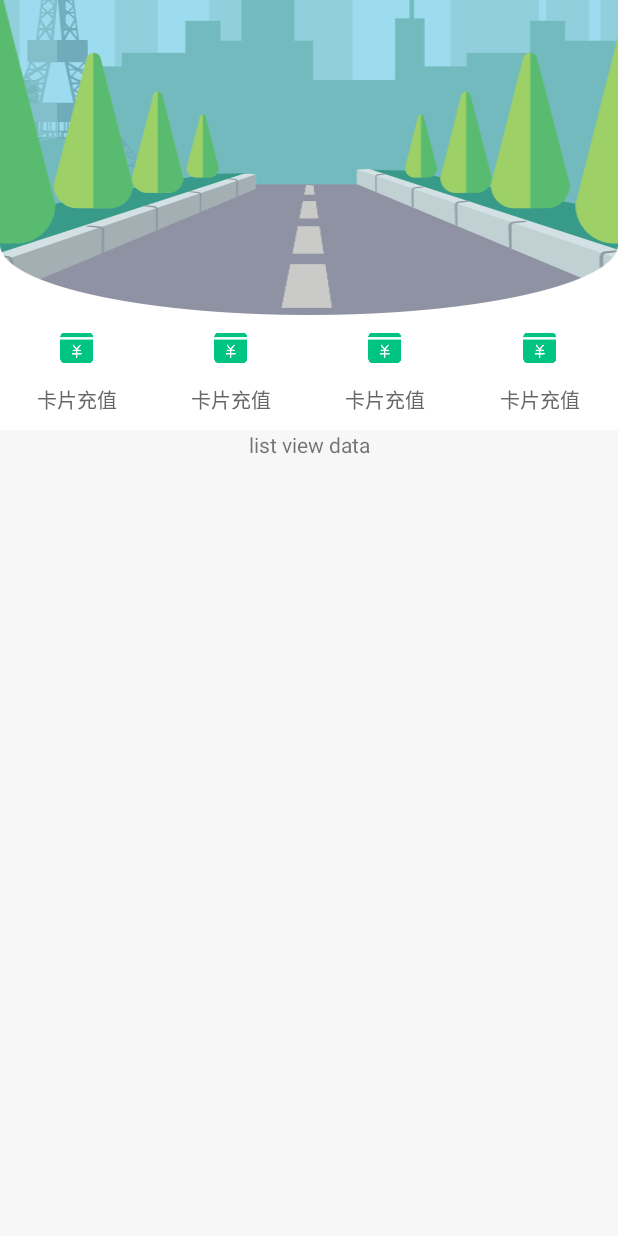
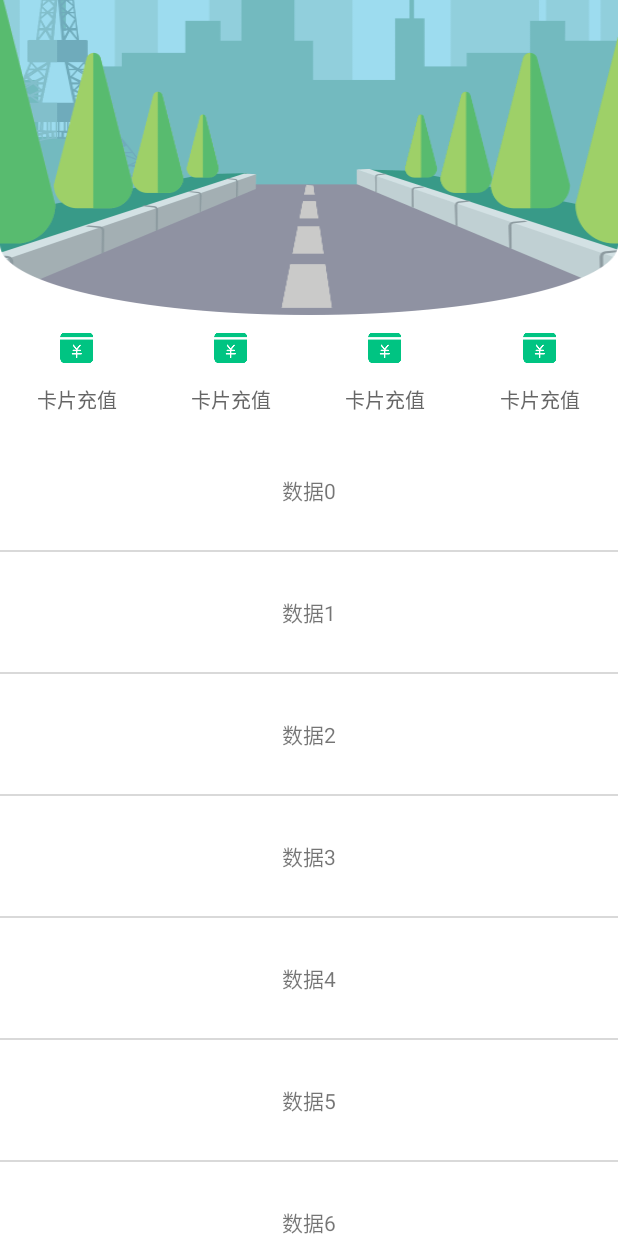
Before and after one commit to roseluo0215/ExpandStretchHomePage, an Android app: the screen it shows after launch (MainActivity), on a phone screen of 412 x 824 dp. Run offline under Robolectric (Android 15) with nearby library versions, the phone set to English and light mode, and no system bars.

Commit message:
首页list

```diff
--- a/app/src/main/java/com/lc/expand/stretch/InterceptNestedScrollView.java
+++ b/app/src/main/java/com/lc/expand/stretch/InterceptNestedScrollView.java
@@ -36,7 +36,7 @@ public class InterceptNestedScrollView extends NestedScrollView {
 
   @Override
   public boolean onInterceptTouchEvent(MotionEvent ev) {
-    return mIsExpanded && super.onInterceptTouchEvent(ev);// 如果展开就拦截，不展开不拦截 注意super.onInterceptTouchEvent(ev)必须加上否则展开时子类点击事件被拦截
+    return mIsExpanded ;// 如果展开就拦截，不展开不拦截 注意super.onInterceptTouchEvent(ev)必须加上否则展开时子类点击事件被拦截
 
   }
 
--- /dev/null
+++ b/app/src/main/java/com/lc/expand/stretch/ListData.java
@@ -0,0 +1,18 @@
+package com.lc.expand.stretch;
+
+/**
+ * Created by luocheng on 18/6/17.
+ */
+
+public class ListData {
+
+  private String title;
+
+  public String getTitle() {
+    return title;
+  }
+
+  public void setTitle(String title) {
+    this.title = title;
+  }
+}
--- a/app/src/main/java/com/lc/expand/stretch/MainActivity.java
+++ b/app/src/main/java/com/lc/expand/stretch/MainActivity.java
@@ -1,6 +1,7 @@
 package com.lc.expand.stretch;
 
 import android.os.Bundle;
+import android.os.Handler;
 import android.support.design.widget.AppBarLayout;
 import android.support.v7.app.AppCompatActivity;
 import android.support.v7.widget.Toolbar;
@@ -9,6 +10,9 @@ import android.view.View;
 import android.widget.FrameLayout;
 import android.widget.LinearLayout;
 import android.widget.TextView;
+
+import java.util.ArrayList;
+import java.util.List;
 
 public class MainActivity extends AppCompatActivity {
 
@@ -23,7 +27,9 @@ public class MainActivity extends AppCompatActivity {
   private TextView mCardRecharge2;
   private TextView mCardRecharge3;
   private TextView mCardRecharge4;
-
+  private SwipePullDownRefresh mNewsPageList;
+  private NewsListAdapter mAdapter;
+  private List<ListData> mData;
 
   @Override
   protected void onCreate(Bundle savedInstanceState) {
@@ -39,8 +45,19 @@ public class MainActivity extends AppCompatActivity {
     mCardRecharge2 = findViewById(R.id.tv_card_recharge2);
     mCardRecharge3 = findViewById(R.id.tv_card_recharge3);
     mCardRecharge4 = findViewById(R.id.tv_card_recharge4);
+    mNewsPageList = findViewById(R.id.news_page_list);
+    mAdapter = new NewsListAdapter(this);
+    setListener();
+    ArrayList<ListData> list = new ArrayList<>();
+    for (int i = 0; i < 10; i++) {
+      ListData data = new ListData();
+      data.setTitle("数据" + i);
+      list.add(data);
+    }
+    mData = list;
+    mAdapter.setData(mData);
+    mNewsPageList.setAdapter(mAdapter);
 
-    setListener();
   }
 
 
@@ -88,6 +105,35 @@ public class MainActivity extends AppCompatActivity {
         mAppBarLayout.setExpanded(true);// 向下展开
       }
     });
+
+
+    mNewsPageList.setRefreshListener(new SwipePullDownRefresh.IRefreshListener() {
+      @Override
+      public void onPullDownToRefresh() {
+        mNewsPageList.setRefreshing(false);
+      }
+
+      @Override
+      public void onPullUpToRefresh() {
+        final ArrayList<ListData> listData = new ArrayList<>();
+        for (int i = 10; i < 20; i++) {
+          ListData data = new ListData();
+
+          data.setTitle("加载更多" + i);
+          listData.add(data);
+        }
+        mData.addAll(listData);
+        new Handler().postDelayed(new Runnable() {// 模拟网络请求延迟两秒
+          @Override
+          public void run() {
+            mAdapter.setData(mData);
+            mAdapter.notifyDataSetChanged();
+
+            mNewsPageList.setLoading(false);
+          }
+        }, 2000);
+      }
+    });
   }
 
   private void setHomePageViewAlpha(int alpha) {
@@ -103,15 +149,15 @@ public class MainActivity extends AppCompatActivity {
   @Override
   public boolean onKeyDown(int keyCode, KeyEvent event) {
     if (event.getAction() == KeyEvent.ACTION_DOWN) {
-      if (keyCode == KeyEvent.KEYCODE_BACK) { //表示按返回键 时的操作
+      if (keyCode == KeyEvent.KEYCODE_BACK) { // 表示按返回键 时的操作
         // 监听到返回按钮点击事件
-        //后退
+        // 后退
         if (mIsExpanded) {// 如果是展开的就关闭界面
           finish();
         } else {// 如果不是展开的就打开
           mAppBarLayout.setExpanded(true);
         }
-        return true;    //已处理
+        return true; // 已处理
       }
     }
     return super.onKeyDown(keyCode, event);
--- /dev/null
+++ b/app/src/main/java/com/lc/expand/stretch/NewsListAdapter.java
@@ -0,0 +1,63 @@
+package com.lc.expand.stretch;
+
+import android.content.Context;
+import android.view.LayoutInflater;
+import android.view.View;
+import android.view.ViewGroup;
+import android.widget.BaseAdapter;
+import android.widget.TextView;
+
+import java.util.List;
+
+/**
+ * Created by luocheng on 18/6/17.
+ */
+
+public class NewsListAdapter extends BaseAdapter {
+
+  private List<ListData> mData;
+  private LayoutInflater mInflater;
+  public NewsListAdapter(Context context){
+    mInflater = LayoutInflater.from(context);
+  }
+
+  public void setData(List<ListData> data){
+    mData = data;
+  }
+  @Override
+  public int getCount() {
+    return mData.size();
+  }
+
+  @Override
+  public Object getItem(int position) {
+    return mData.get(position);
+  }
+
+  @Override
+  public long getItemId(int position) {
+    return position;
+  }
+
+  @Override
+  public View getView(int position, View convertView, ViewGroup parent) {
+    View rootView;
+    ViewHolder holder;
+    if (convertView == null) {
+      rootView = mInflater.inflate(R.layout.news_item_view,null);
+      holder = new ViewHolder();
+      holder.mTitle = rootView.findViewById(R.id.tv_title);
+      rootView.setTag(holder);
+    }else {
+      rootView = convertView;
+      holder = (ViewHolder) rootView.getTag();
+    }
+    holder.mTitle.setText(mData.get(position).getTitle());
+    return rootView;
+  }
+
+
+  public static class ViewHolder{
+    TextView mTitle;
+  }
+}
--- /dev/null
+++ b/app/src/main/java/com/lc/expand/stretch/SwipePullDownRefresh.java
@@ -0,0 +1,276 @@
+package com.lc.expand.stretch;
+
+import android.content.Context;
+import android.graphics.drawable.Drawable;
+import android.support.annotation.NonNull;
+import android.support.annotation.Nullable;
+import android.support.v4.widget.SwipeRefreshLayout;
+import android.util.AttributeSet;
+import android.view.LayoutInflater;
+import android.view.MotionEvent;
+import android.view.View;
+import android.view.ViewConfiguration;
+import android.widget.AbsListView;
+import android.widget.ListAdapter;
+import android.widget.ListView;
+
+/**
+ * Created by luocheng on 18/4/9.
+ * <p>
+ * 1.在构造器中初始化view并注册监听事件。
+ * 2.在listView触摸拦截事件中记录手指按下和抬起的坐标。
+ * 3.当慢慢向上滑动并抬起手指的时候会走onScroll方法最后走拦截事件的case MotionEvent.ACTION_UP:
+ * 当快速向上滑动抬起手指的时候会走onScroll 》》拦截事件case MotionEvent.ACTION_UP: 》》 onScroll方法。
+ * 4.当上拉的时候判断是否可以加载更多的条件是listView到了最底部最后一个item, listview不在加载中, 且为上拉操作.
+ */
+
+public class SwipePullDownRefresh extends SwipeRefreshLayout
+        implements
+        AbsListView.OnScrollListener,
+        SwipeRefreshLayout.OnRefreshListener {
+
+  public static final int PULL_DOWN_TO_REFRESH_MODE = 0;// 下拉模式
+
+  public static final int PULL_UP_TO_REFRESH_MODE = 1;// 上拉模式
+
+  public static final int BOTH_MODE = 2;// 两者都可以
+
+  public static final int DISABLED_MODE = 4;//禁止上拉下拉模式
+
+  private int mCurrentMode = 2;// 默认是可以上拉和下拉
+
+  private ListView mListView;
+  /**
+   * 它获得的是触发移动事件的最短距离，如果小于这个距离就不触发移动控件，如viewpager就是用这个距离来判断用户是否翻页
+   */
+  private int mTouchSlop;
+  /**
+   * 加载更多的footview
+   */
+  private View mListViewFooter;
+  /**
+   * 按下时的y坐标
+   */
+  private int mYDown;
+  /**
+   * 抬起时的y坐标, 与mYDown一起用于滑动到底部时判断是上拉还是下拉
+   * 这是初始化一个10000像素，为了解决onScroll和拦截事件ACTION_UP的冲突问题。假如手机的竖屏分辨率为1980，
+   * 如果mYLast初始化小于或等于假如手机的竖屏分辨率为1980的时候容易造成当慢慢向上滑动手指还没有抬起的时候就已经加载数据了。
+   * 事件被onScroll给截获加载了。我们需要的是当慢慢滑动向上滑动的时候手指抬起走dispatchTouchEvent的UP事件，快速滑动的时候走onScroll。
+   */
+  private int mYLast = 10000;
+  /**
+   * 是否正在加载
+   */
+  private boolean mIsLoading = false;
+  /**
+   * 上拉下拉监听器
+   */
+  private IRefreshListener mOnRefreshListener;
+  /**
+   * 用于标记手指弹起的标记，
+   */
+  private boolean mIsActionUp = false;
+  /**
+   * 用于标记已经添加了footerview，避免action_up的时候重复添加
+   */
+  private boolean mIsAdd = false;
+
+  public SwipePullDownRefresh(@NonNull Context context) {
+    super(context);
+  }
+
+  public SwipePullDownRefresh(@NonNull Context context, @Nullable AttributeSet attrs) {
+    super(context, attrs);
+    setOnRefreshListener(this);// 注册SwipeRefreshLayout的下拉监听事件
+    mTouchSlop = ViewConfiguration.get(context).getScaledTouchSlop();
+    mListView = new ListView(context);
+    mListView.setOnScrollListener(this);// ListView的滚动事件的注册
+    // inflate一个footerView
+    mListViewFooter = LayoutInflater.from(context).inflate(
+            R.layout.swipe_pull_down_refresh_footer_view, null, false);
+    addView(mListView);
+  }
+
+  public void setListViewDivider(Drawable drawable){
+    mListView.setDivider(drawable);
+  }
+
+  //如果不需要上拉或下拉效果可以通过这个方法设置
+  public void setMode(int mode) {
+    mCurrentMode = mode;
+    if (mode == PULL_UP_TO_REFRESH_MODE || mode == DISABLED_MODE) {// 禁止下拉模式
+      setEnabled(false);
+    }
+  }
+
+  /**
+   * 用于判断是否可以上拉。
+   */
+  private boolean isCanPullUp() {
+    return mCurrentMode == PULL_UP_TO_REFRESH_MODE || mCurrentMode ==BOTH_MODE;
+  }
+
+  /**
+   * set ListView的Adapter
+   */
+  public void setAdapter(ListAdapter adapter) {
+    mListView.setAdapter(adapter);
+  }
+
+  /**
+   * 如果到了最底部,而且是上拉操作.那么执行onLoad方法
+   */
+  private void loadDownData() {
+    if (mOnRefreshListener != null) {
+      // 设置状态
+      setLoading(true);
+      //
+      mOnRefreshListener.onPullUpToRefresh();
+
+    }
+  }
+
+  /**
+   * 是否可以加载更多, 条件是到了最底部, listview不在加载中, 且为上拉操作.
+   *
+   * @return
+   */
+  private boolean isCanLoad() {
+    return isBottom() && !mIsLoading && isPullUp();
+  }
+
+  /**
+   * 根据判断最后一条item是否可见来判断是否已经拉倒底部了。
+   *
+   * @return
+   */
+  private boolean isBottom() {
+    return mListView.getAdapter() != null
+            && mListView.getLastVisiblePosition() == mListView.getAdapter().getCount() - 1;
+  }
+
+  /**
+   * 是否是上拉操作 用按下是的坐标减去抬起时的坐标 如果这个值大于或等于触发移动事件的最短距离时候则认为是上拉动作，当然这个mTouchSlop也可以相应的增加
+   *
+   * @return
+   */
+  private boolean isPullUp() {
+    return (mYDown - mYLast) >= mTouchSlop;
+  }
+
+
+  @Override
+  public void onScrollStateChanged(AbsListView view, int scrollState) {
+  }
+
+  /**
+   * listView滚动事件
+   */
+  @Override
+  public void onScroll(AbsListView view, int firstVisibleItem, int visibleItemCount,
+                       int totalItemCount) {
+    if (!isCanPullUp()) {//禁止下拉模式
+      return;
+    }
+    // 滚动时到了最底部加载更多
+    if (isCanLoad() && mIsActionUp) {
+      loadDownData();
+    }
+  }
+
+  /**
+   * listView触摸拦截事件。
+   */
+  @Override
+  public boolean dispatchTouchEvent(MotionEvent ev) {
+    if (!isCanPullUp()) {//禁止下拉模式
+      return super.dispatchTouchEvent(ev);
+    }
+    final int action = ev.getAction();
+    switch (action) {
+      case MotionEvent.ACTION_DOWN:// 手指按下将之前的手指抬起的坐标初始化并记录按下的坐标
+        mIsActionUp = false;
+        mYLast = 10000;
+        mYDown = (int) ev.getRawY();
+        break;
+      case MotionEvent.ACTION_MOVE:
+        mYLast = (int) ev.getRawY();
+        if (isCanLoad() && !mIsAdd) {
+          addFooterView();
+        }
+
+        break;
+      case MotionEvent.ACTION_UP:// 手指抬起时候的坐标
+        mIsActionUp = true;
+        mYLast = (int) ev.getRawY();
+        if (isCanLoad()) {
+          loadDownData();
+        }
+        break;
+    }
+
+    return super.dispatchTouchEvent(ev);
+  }
+
+  private void addFooterView() {
+    mIsAdd = true;
+    mListView.addFooterView(mListViewFooter);
+  }
+
+  @Override
+  public void onRefresh() {
+    if (mOnRefreshListener != null) {// 监听到下拉动作时调用接口方法
+      mOnRefreshListener.onPullDownToRefresh();
+    }
+  }
+
+  /**
+   * 传入自己自定义的footerview
+   */
+  public void setFooterView(View footerView) {
+    if (footerView != null) {
+      mListViewFooter = footerView;
+    }
+  }
+
+  /**
+   * 设置当前状态，如果isLoading是true说明正在加载中，将footerView显示出来，否则移除并将记录的坐标清除。
+   */
+  public void setLoading(boolean isLoading) {
+    mIsLoading = isLoading;
+    if (isLoading) {
+      if (!mIsAdd) {// 如果没有添加footerview就添加否则不添加
+        addFooterView();
+      }
+      // 避免listview刷新的时候直接滑动到顶部
+      mListView.setSelection(mListView.getAdapter().getCount() - 1);
+    } else {
+      if (mIsAdd) {
+        mIsAdd = false;
+        mListView.removeFooterView(mListViewFooter);
+      }
+      mYLast = 0;
+      mYDown = 0;
+    }
+  }
+
+  /**
+   * 设置上拉和下拉的监听器
+   */
+  public void setRefreshListener(IRefreshListener refreshListener) {
+    mOnRefreshListener = refreshListener;
+  }
+
+  /**
+   * 刷新和加载更多的监听器
+   */
+  public interface IRefreshListener {
+
+    void onPullDownToRefresh();// 下拉刷新
+
+    void onPullUpToRefresh();// 上拉加载
+
+  }
+
+}
--- a/app/src/main/res/layout/activity_main.xml
+++ b/app/src/main/res/layout/activity_main.xml
@@ -54,16 +54,10 @@
         android:fillViewport="true"
         app:layout_behavior="@string/appbar_scrolling_view_behavior">
 
-        <FrameLayout
+        <com.lc.expand.stretch.SwipePullDownRefresh
             android:id="@+id/news_page_list"
             android:layout_width="match_parent"
-            android:layout_height="match_parent">
-            <TextView
-                android:gravity="center_horizontal"
-                android:layout_width="match_parent"
-                android:layout_height="match_parent"
-                android:text="list view data"/>
-        </FrameLayout>
+            android:layout_height="match_parent"/>
 
     </com.lc.expand.stretch.InterceptNestedScrollView>
 
--- /dev/null
+++ b/app/src/main/res/layout/news_item_view.xml
@@ -0,0 +1,18 @@
+<?xml version="1.0" encoding="utf-8"?>
+<LinearLayout
+    xmlns:android="http://schemas.android.com/apk/res/android"
+    android:layout_width="match_parent"
+    android:layout_height="wrap_content"
+    android:orientation="vertical"
+>
+
+    <TextView
+        android:id="@+id/tv_title"
+        android:layout_width="match_parent"
+        android:layout_height="@dimen/dp_80"
+        android:background="@color/white"
+        android:gravity="center"
+        android:text="title"/>
+
+
+</LinearLayout>
```
Also changed, not shown: app/src/main/res/layout/swipe_pull_down_refresh_footer_view.xml (added, +26 -0 lines), 1 other file.
